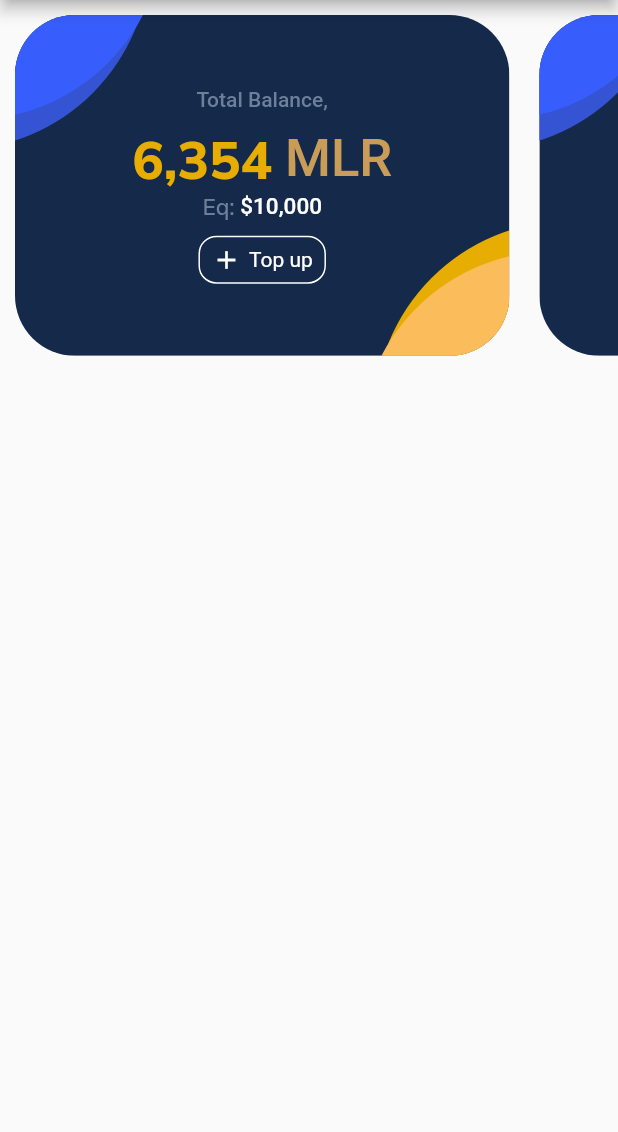
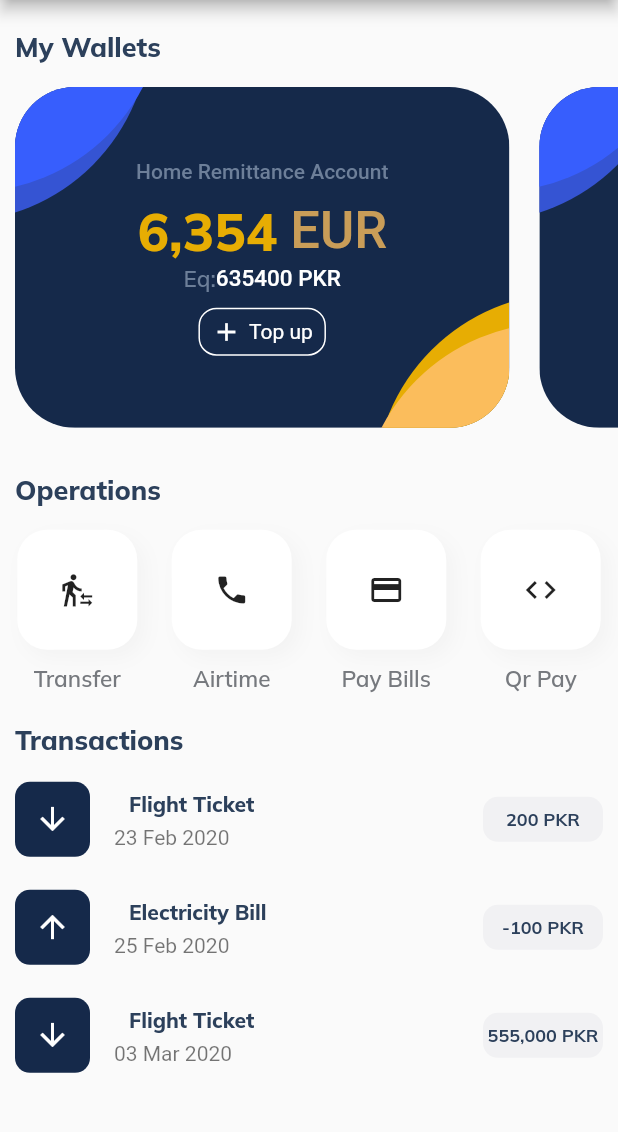
Before and after one commit to hamzakhurshid12/JSBank-Remittance-App, a Flutter app: the HomeView screen opened by its route, on a phone screen of 412 x 824 dp, the part 84-1216 px from its top. Run offline on Flutter 3.47's test engine with Material 2 defaults, Android fonts, the light colour scheme and no system bars; our stand-ins replace flutter_svg, get, google_fonts.

Commit message:
HomeScreen UI complete with addition of Operations and Transactions

```diff
--- a/lib/app/modules/home/views/home_view.dart
+++ b/lib/app/modules/home/views/home_view.dart
@@ -1,9 +1,11 @@
 import 'package:flutter/material.dart';
 
 import 'package:get/get.dart';
+import 'package:google_fonts/google_fonts.dart';
 import 'package:jsbank_remittance/app/utils/color_helper.dart';
 import 'package:jsbank_remittance/app/utils/widgets/balance_card.dart';
 import 'package:jsbank_remittance/app/utils/widgets/buttons/flat_white_button.dart';
+import 'package:jsbank_remittance/app/utils/widgets/text/title_text.dart';
 
 import '../controllers/home_controller.dart';
 
@@ -17,20 +19,139 @@ class HomeView extends GetView<HomeController> {
         backgroundColor: ColorHelper.primaryGradientTop,
         primary: true,
         leading: Container(),
-        title: Container(
+        title: SizedBox(
             width: 150,
             child: Image.asset("assets/images/whitelogo.png"),
           ),
           centerTitle: true
       ),
-      body: Container(
+      body: Column(
+          mainAxisAlignment: MainAxisAlignment.start,
+          children: [
+            const Padding(
+              padding: EdgeInsets.all(10.0),
+            ),
+            Row(
+              mainAxisAlignment: MainAxisAlignment.start,
+              children: const [TitleText(text: 'My Wallets')],
+            ),
+            SizedBox(
                 height: MediaQuery.of(context).size.width * 0.6,
                 child: ListView.builder(
                   scrollDirection: Axis.horizontal,
                   itemCount: 3,
                   itemBuilder: (_, index) => BalanceCard(),
                 )
-      )
+            ),
+            const Padding(
+              padding: EdgeInsets.all(10.0),
+            ),
+            Row(
+              mainAxisAlignment: MainAxisAlignment.start,
+              children: const [TitleText(text: 'Operations')],
+            ),
+            _operationsWidget(),
+            const Padding(
+              padding: EdgeInsets.all(10.0),
+            ),
+            Row(
+              mainAxisAlignment: MainAxisAlignment.start,
+              children: const [TitleText(text: 'Transactions')],
+            ),
+            _transactionList(),
+          ],
+        ),
+    );
+  }
+
+  Widget _operationsWidget() {
+    return Row(
+      mainAxisAlignment: MainAxisAlignment.spaceAround,
+      children: <Widget>[
+        _icon(Icons.transfer_within_a_station, "Transfer"),
+        _icon(Icons.phone, "Airtime"),
+        _icon(Icons.payment, "Pay Bills"),
+        _icon(Icons.code, "Qr Pay"),
+      ],
+    );
+  }
+
+  Widget _icon(IconData icon, String text) {
+    return Column(
+      children: <Widget>[
+        GestureDetector(
+          onTap: () {
+            //Navigator.pushNamed(context, '/transfer');
+          },
+          child: Container(
+            height: 80,
+            width: 80,
+            margin: EdgeInsets.symmetric(vertical: 10),
+            decoration: const BoxDecoration(
+                color: Colors.white,
+                borderRadius: BorderRadius.all(Radius.circular(20)),
+                boxShadow: <BoxShadow>[
+                  BoxShadow(
+                      color: Color(0xfff3f3f3),
+                      offset: Offset(5, 5),
+                      blurRadius: 10)
+                ]),
+            child: Icon(icon),
+          ),
+        ),
+        Text(text,
+            style: GoogleFonts.mulish(
+                //textStyle: Theme.of(context).textTheme.display1,
+                fontSize: 15,
+                fontWeight: FontWeight.w600,
+                color: const Color(0xff76797e))),
+      ],
+    );
+  }
+
+  Widget _transactionList() {
+    return Padding(
+      padding: const EdgeInsets.symmetric(horizontal: 10.0),
+      child: Column(
+        children: <Widget>[
+          _transaction("Flight Ticket", "23 Feb 2020", true, "200 PKR"),
+          _transaction("Electricity Bill", "25 Feb 2020", false, "-100 PKR"),
+          _transaction("Flight Ticket", "03 Mar 2020", true, "555,000 PKR"),
+        ],
+      ),
+    );
+  }
+
+  Widget _transaction(String text, String time, bool isCredit, String amount) {
+    return ListTile(
+      leading: Container(
+        height: 50,
+        width: 50,
+        decoration: const BoxDecoration(
+          color: ColorHelper.navyBlue1,
+          borderRadius: BorderRadius.all(Radius.circular(10)),
+        ),
+        child: isCredit? const Icon(Icons.arrow_downward, color: Colors.white) :const Icon(Icons.arrow_upward, color: Colors.white),
+      ),
+      contentPadding: const EdgeInsets.symmetric(),
+      title: TitleText(
+        text: text,
+        fontSize: 14,
+      ),
+      subtitle: Text(time),
+      trailing: Container(
+          height: 30,
+          width: 80,
+          alignment: Alignment.center,
+          decoration: const BoxDecoration(
+            color: ColorHelper.lightGrey,
+            borderRadius: BorderRadius.all(Radius.circular(10)),
+          ),
+          child: Text(amount,
+              style: GoogleFonts.mulish(
+                  fontSize: 12,
+                  fontWeight: FontWeight.bold,
+                  color: ColorHelper.navyBlue2))),
     );
   }
 }
--- a/lib/app/utils/widgets/balance_card.dart
+++ b/lib/app/utils/widgets/balance_card.dart
@@ -23,7 +23,7 @@ class BalanceCard extends StatelessWidget {
                   crossAxisAlignment: CrossAxisAlignment.center,
                   children: <Widget>[
                     const Text(
-                      'Total Balance,',
+                      'Home Remittance Account',
                       style: TextStyle(
                           fontSize: 14,
                           fontWeight: FontWeight.w500,
@@ -42,7 +42,7 @@ class BalanceCard extends StatelessWidget {
                               color: ColorHelper.yellow2),
                         ),
                         Text(
-                          ' MLR',
+                          ' EUR',
                           style: TextStyle(
                               fontSize: 35,
                               fontWeight: FontWeight.w500,
@@ -61,8 +61,8 @@ class BalanceCard extends StatelessWidget {
                               fontWeight: FontWeight.w600,
                               color: ColorHelper.lightNavyBlue),
                         ),
-                        Text(
-                          ' \$10,000',
+                        const Text(
+                          '635400 PKR',
                           style: TextStyle(
                               fontSize: 15,
                               fontWeight: FontWeight.w500,
@@ -70,7 +70,7 @@ class BalanceCard extends StatelessWidget {
                         ),
                       ],
                     ),
-                    SizedBox(
+                    const SizedBox(
                       height: 10,
                     ),
                     Container(
--- /dev/null
+++ b/lib/app/utils/widgets/text/title_text.dart
@@ -0,0 +1,24 @@
+import 'package:flutter/material.dart';
+import 'package:google_fonts/google_fonts.dart';
+import '../../color_helper.dart';
+
+class TitleText extends StatelessWidget {
+  final String text;
+  final double fontSize;
+  final Color color;
+  const TitleText(
+      {required this.text,
+        this.fontSize = 18,
+        this.color = ColorHelper.navyBlue2})
+      : super();
+  @override
+  Widget build(BuildContext context) {
+    return Padding(
+      padding: const EdgeInsets.only(left:10.0, bottom: 5.0),
+      child: Text(text,
+          textAlign: TextAlign.left,
+          style: GoogleFonts.mulish(
+              fontSize: fontSize, fontWeight: FontWeight.w800, color: color))
+    );
+  }
+}
```
Lines whose indentation alone changed are shown as unchanged.
